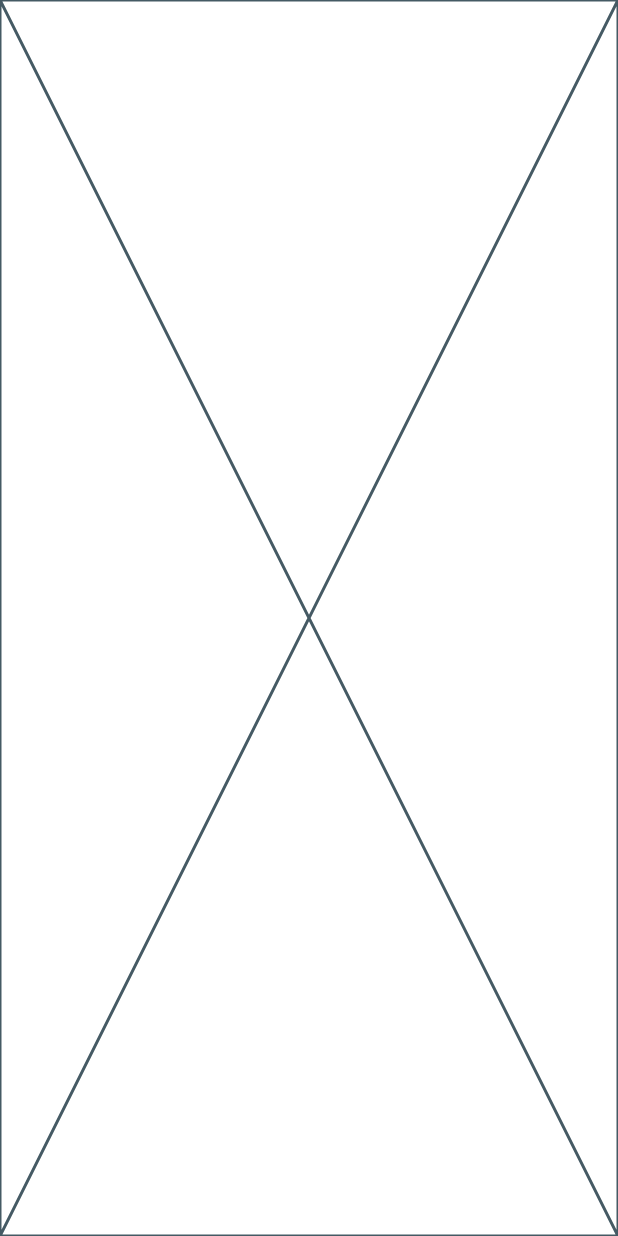
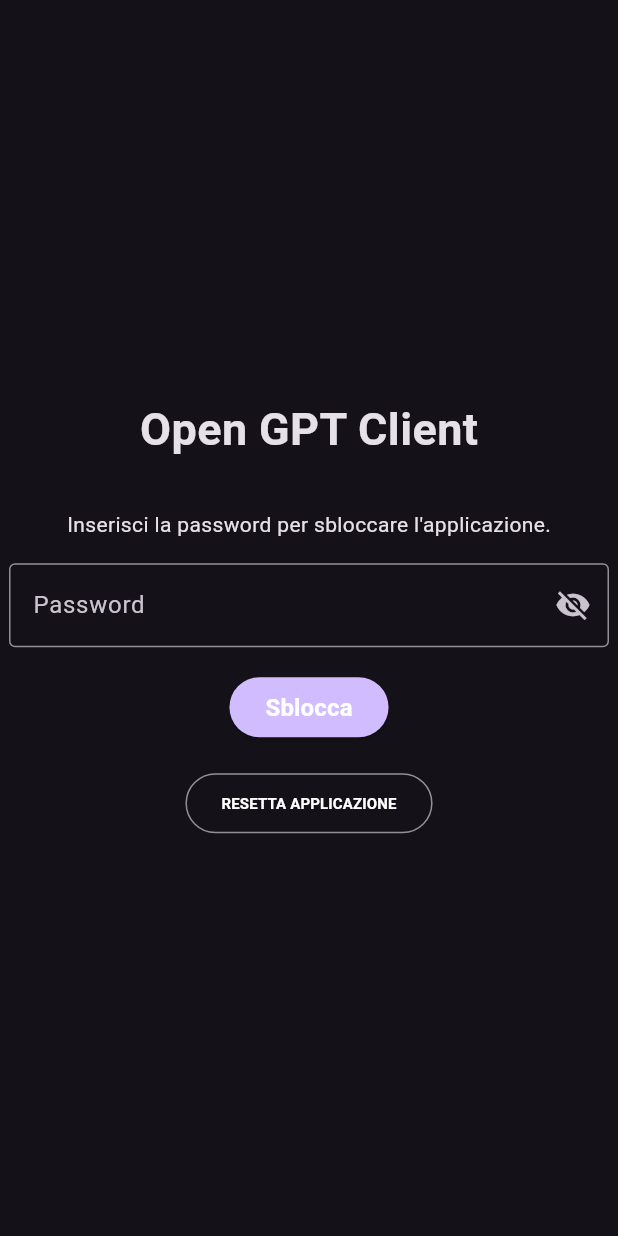
Before and after one commit to dariowskii/open_gpt_client, a Flutter app: the screen it shows after launch, on a phone screen of 412 x 824 dp. Run offline on Flutter 3.47's test engine with Material 2 defaults, Android fonts, the light colour scheme and no system bars; our stand-ins replace flutter_highlight, shared_preferences; missing offline and left inert: encrypt, markdown_widget; generated files the repository leaves out were written again.

Commit message:
Added basic WelcomeLockScreen

```diff
--- a/lib/l10n/app_it.arb
+++ b/lib/l10n/app_it.arb
@@ -3,6 +3,7 @@
     "about": "Informazioni",
     "send": "Invia",
     "save": "Salva",
+    "confirm": "Conferma",
     "cancel": "Annulla",
     "back": "Indietro",
     "delete": "Cancella",
@@ -14,6 +15,19 @@
     "dasboardFieldInput": "Chiedimi qualsiasi cosa!",
     "copy": "Copia",
     "copiedToClipboard": "Copiato negli appunti!",
+    "resetApp": "Resetta applicazione",
+    "resetAppConfirmation": "Sei sicuro di voler resettare i dati dell'applicazione?\nL'azione sarà irreversibile.",
+    "passwordCannotBeEmpty": "La passowd non può essere vuota!",
+    "errorPasswordLenght": "La password deve essere di 16, 24 o 32 caratteri!",
+    "wrongPassword": "Password errata! Riprova.",
+    "insertPasswordHint": "Inserisci la password per sbloccare l'applicazione.",
+    "@insertPasswordHint": {
+        "description": "Frase di suggerimento per la WelcomeLockScreen"
+    },
+    "unlock": "Sblocca",
+    "@unlock": {
+        "description": "Bottone di ingresso all'app"
+    },
     "@dasboardFieldInput": {
         "description": "Placeholder per l'input della dashboard"
     },
--- /dev/null
+++ b/lib/screens/welcome_lock_screen.dart
@@ -0,0 +1,174 @@
+import 'package:flutter/material.dart';
+import 'package:flutter_gen/gen_l10n/app_localizations.dart';
+import 'package:open_gpt_client/models/local_data.dart';
+import 'package:open_gpt_client/screens/home_screen.dart';
+import 'package:open_gpt_client/utils/app_bloc.dart';
+
+class WelcomeLockScreen extends StatefulWidget {
+  const WelcomeLockScreen({super.key});
+
+  @override
+  State<WelcomeLockScreen> createState() => _WelcomeLockScreenState();
+}
+
+class _WelcomeLockScreenState extends State<WelcomeLockScreen> {
+  var _isPasswordVisible = false;
+  final _textController = TextEditingController();
+
+  void _tryUnlock(AppLocalizations appLocals) async {
+    final password = _textController.text.trim();
+    if (password.isEmpty) {
+      ScaffoldMessenger.of(context).showSnackBar(
+        SnackBar(
+          content: Text(appLocals.passwordCannotBeEmpty),
+        ),
+      );
+      return;
+    }
+
+    final passwordLength = password.length;
+
+    if (passwordLength != 16 && passwordLength != 24 && passwordLength != 32) {
+      ScaffoldMessenger.of(context).showSnackBar(
+        SnackBar(
+          content: Text(appLocals.errorPasswordLenght),
+        ),
+      );
+      return;
+    }
+
+    try {
+      await LocalData.instance.setUserKey(password);
+      final appState = await LocalData.instance.loadAppState();
+
+      if (!mounted) {
+        return;
+      }
+
+      setState(() {
+        AppBloc.of(context).appState.value = appState;
+      });
+
+      Navigator.pushReplacement(
+        context,
+        MaterialPageRoute(
+          builder: (context) {
+            return const HomeScreen();
+          },
+        ),
+      );
+    } catch (e) {
+      ScaffoldMessenger.of(context).showSnackBar(
+        SnackBar(
+          content: Text(appLocals.wrongPassword),
+        ),
+      );
+    }
+  }
+
+  @override
+  Widget build(BuildContext context) {
+    final appLocals = AppLocalizations.of(context)!;
+    return Scaffold(
+      body: Center(
+        child: Container(
+          constraints: const BoxConstraints(
+            maxWidth: 400,
+          ),
+          child: Column(
+            mainAxisAlignment: MainAxisAlignment.center,
+            children: [
+              const Text(
+                'Open GPT Client',
+                style: TextStyle(
+                  fontSize: 30,
+                  fontWeight: FontWeight.bold,
+                ),
+              ),
+              const SizedBox(height: 32),
+              Text(
+                appLocals.insertPasswordHint,
+              ),
+              const SizedBox(height: 16),
+              TextField(
+                controller: _textController,
+                obscureText: !_isPasswordVisible,
+                onSubmitted: (_) => _tryUnlock(appLocals),
+                decoration: InputDecoration(
+                    border: const OutlineInputBorder(),
+                    labelText: 'Password',
+                    suffixIcon: IconButton(
+                      icon: _isPasswordVisible
+                          ? const Icon(Icons.visibility)
+                          : const Icon(Icons.visibility_off),
+                      onPressed: () {
+                        setState(() {
+                          _isPasswordVisible = !_isPasswordVisible;
+                        });
+                      },
+                    )),
+              ),
+              const SizedBox(height: 16),
+              ElevatedButton(
+                onPressed: () => _tryUnlock(appLocals),
+                style: ElevatedButton.styleFrom(
+                  backgroundColor: Theme.of(context).colorScheme.primary,
+                ),
+                child: Text(
+                  appLocals.unlock,
+                  style: const TextStyle(
+                    fontSize: 16,
+                    fontWeight: FontWeight.bold,
+                    color: Colors.white,
+                  ),
+                ),
+              ),
+              const SizedBox(height: 16),
+              OutlinedButton(
+                onPressed: () {
+                  showDialog(
+                    context: context,
+                    builder: (context) {
+                      return AlertDialog(
+                        title: Text(appLocals.resetApp),
+                        content: Text(appLocals.resetAppConfirmation),
+                        actions: [
+                          TextButton(
+                            onPressed: () {
+                              Navigator.pop(context);
+                            },
+                            child: Text(appLocals.cancel),
+                          ),
+                          TextButton(
+                            onPressed: () async {
+                              await LocalData.instance.clear();
+                              // TODO: rimandare alla schermata di tutorial
+                            },
+                            child: Text(
+                              appLocals.confirm,
+                              style: TextStyle(
+                                color: Colors.red[300],
+                              ),
+                            ),
+                          ),
+                        ],
+                      );
+                    },
+                  );
+                },
+                child: Text(
+                  appLocals.resetApp.toUpperCase(),
+                  style: const TextStyle(
+                    fontSize: 10,
+                    fontWeight: FontWeight.bold,
+                    color: Colors.white,
+                  ),
+                ),
+              ),
+            ],
+          ),
+        ),
+      ),
+    );
+  }
+}
--- a/lib/utils/app_bloc.dart
+++ b/lib/utils/app_bloc.dart
@@ -107,10 +107,11 @@ class AppStateNotifier extends ValueNotifier<AppState> {
   }
 }
 
+// ignore: must_be_immutable
 class AppBloc extends InheritedWidget {
-  final AppStateNotifier appState;
+  AppStateNotifier appState;
 
-  const AppBloc({
+  AppBloc({
     super.key,
     required this.appState,
     required Widget child,
--- /dev/null
+++ b/lib/utils/exceptions.dart
@@ -0,0 +1 @@
+class WrongKeyException implements Exception {}
```
Also changed, not shown: lib/main.dart (+4 -8 lines), lib/models/local_data.dart (+6 -3 lines).
